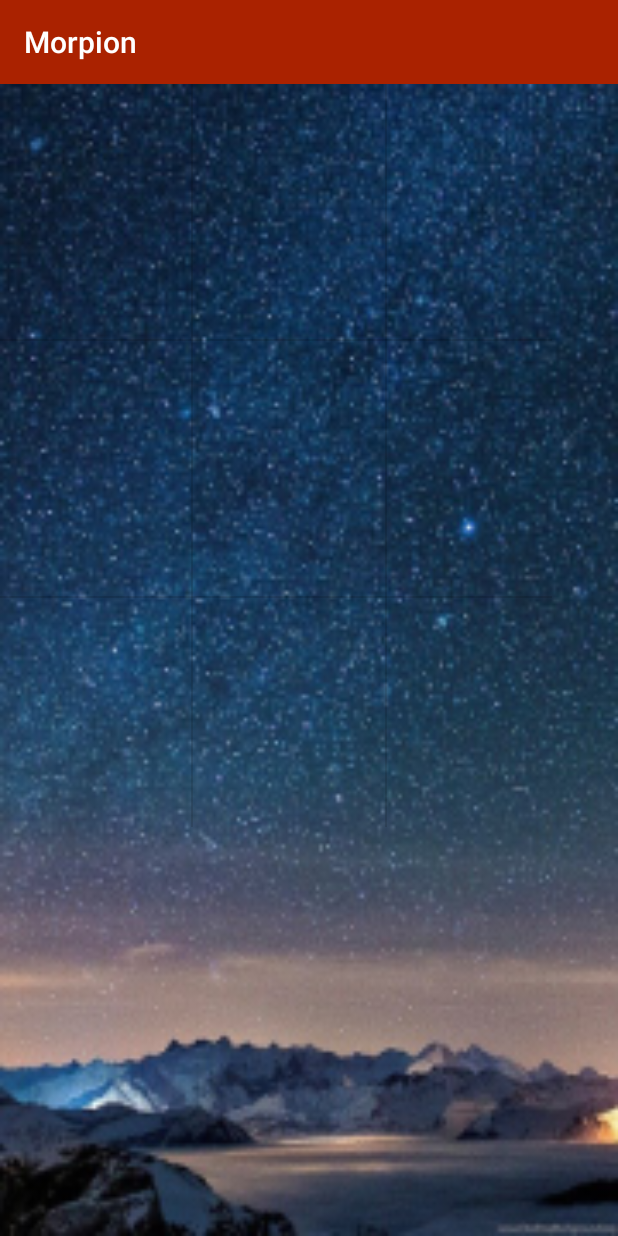
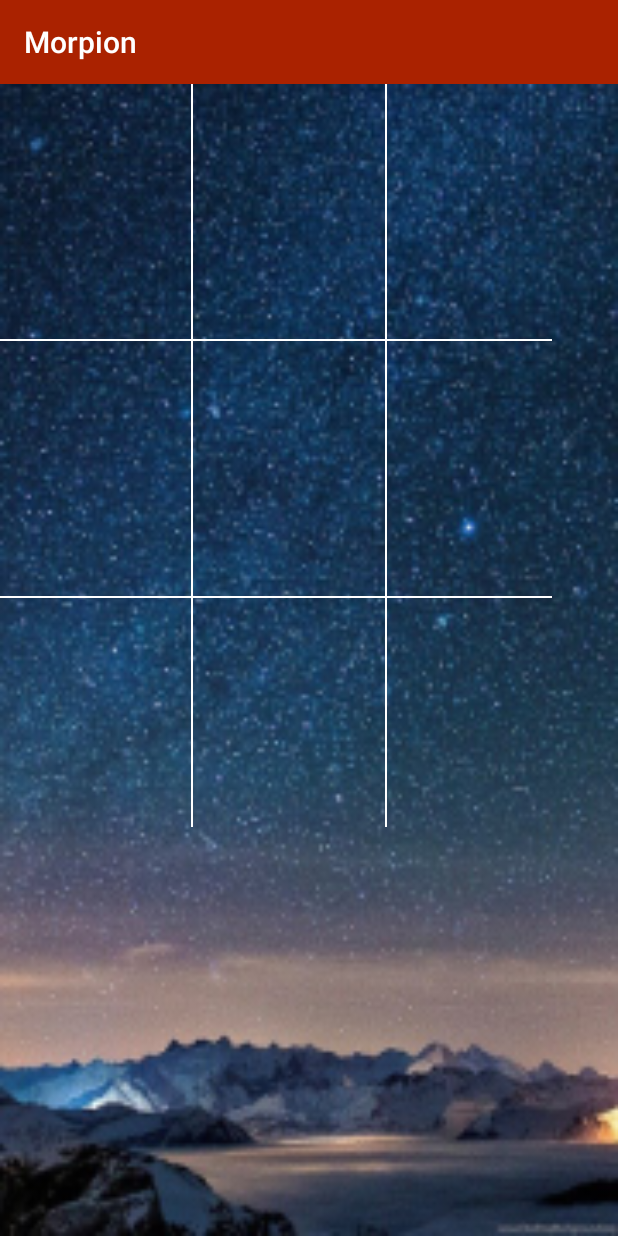
Before and after one commit to EvanBlondeau/Promob1, an Android app: the Morpion screen opened directly, with no data from a screen before it, on a phone screen of 412 x 824 dp. Run offline under Robolectric (Android 15) with nearby library versions, the phone set to English and light mode, and no system bars.

Commit message:
Version finale du morpion

```diff
--- a/application_promod/app/src/main/res/layout/activity_morpion.xml
+++ b/application_promod/app/src/main/res/layout/activity_morpion.xml
@@ -13,7 +13,7 @@
         android:layout_width="1dp"
         android:layout_height="495dp"
         android:layout_marginStart="127dp"
-        android:background="?android:attr/listDivider"
+        android:background="#FFFFFF"
         app:layout_constraintStart_toStartOf="parent"
         tools:layout_editor_absoluteY="8dp" />
 
@@ -22,7 +22,7 @@
         android:layout_width="1dp"
         android:layout_height="495dp"
         android:layout_marginStart="128dp"
-        android:background="?android:attr/listDivider"
+        android:background="#FFFFFF"
         app:layout_constraintStart_toEndOf="@+id/divider"
         tools:layout_editor_absoluteY="8dp" />
 
@@ -31,7 +31,7 @@
         android:layout_width="368dp"
         android:layout_height="1dp"
         android:layout_marginTop="170dp"
-        android:background="?android:attr/listDivider"
+        android:background="#FFFFFF"
         app:layout_constraintTop_toTopOf="parent"
         tools:layout_editor_absoluteX="8dp" />
 
@@ -40,7 +40,7 @@
         android:layout_width="368dp"
         android:layout_height="1dp"
         android:layout_marginTop="170dp"
-        android:background="?android:attr/listDivider"
+        android:background="#FFFFFF"
         app:layout_constraintTop_toBottomOf="@+id/divider3"
         tools:layout_editor_absoluteX="8dp" />
 
```
Also changed, not shown: application_promod/app/src/main/java/app_promod/application_promod/Morpion.java (+52 -6 lines).
